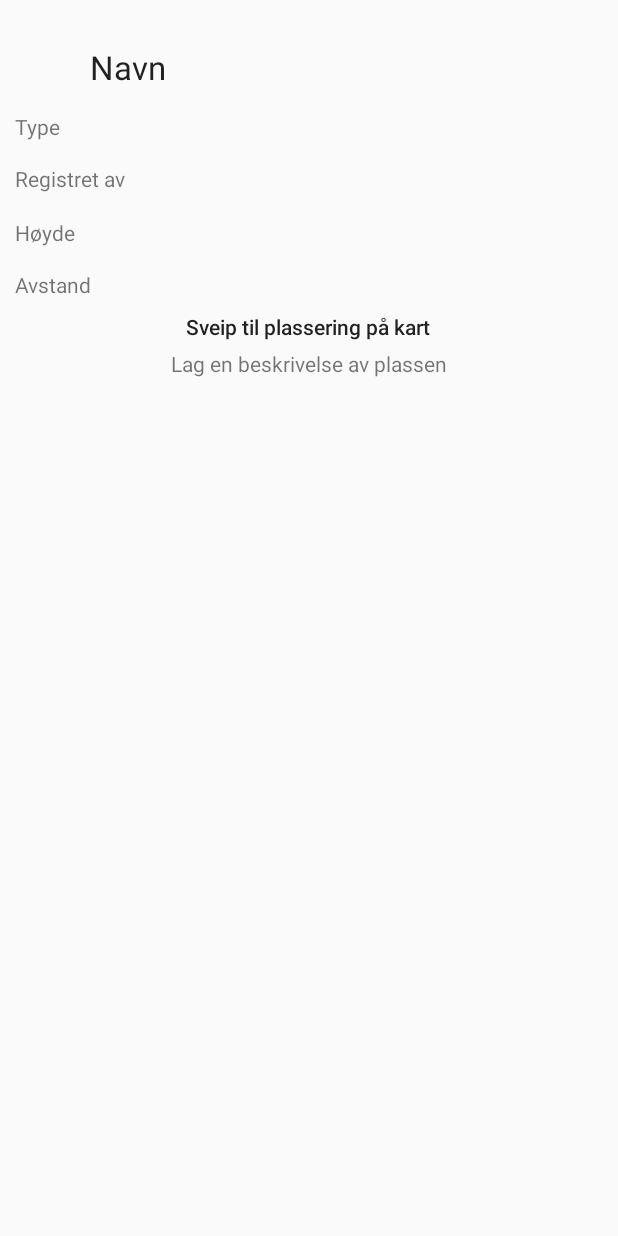
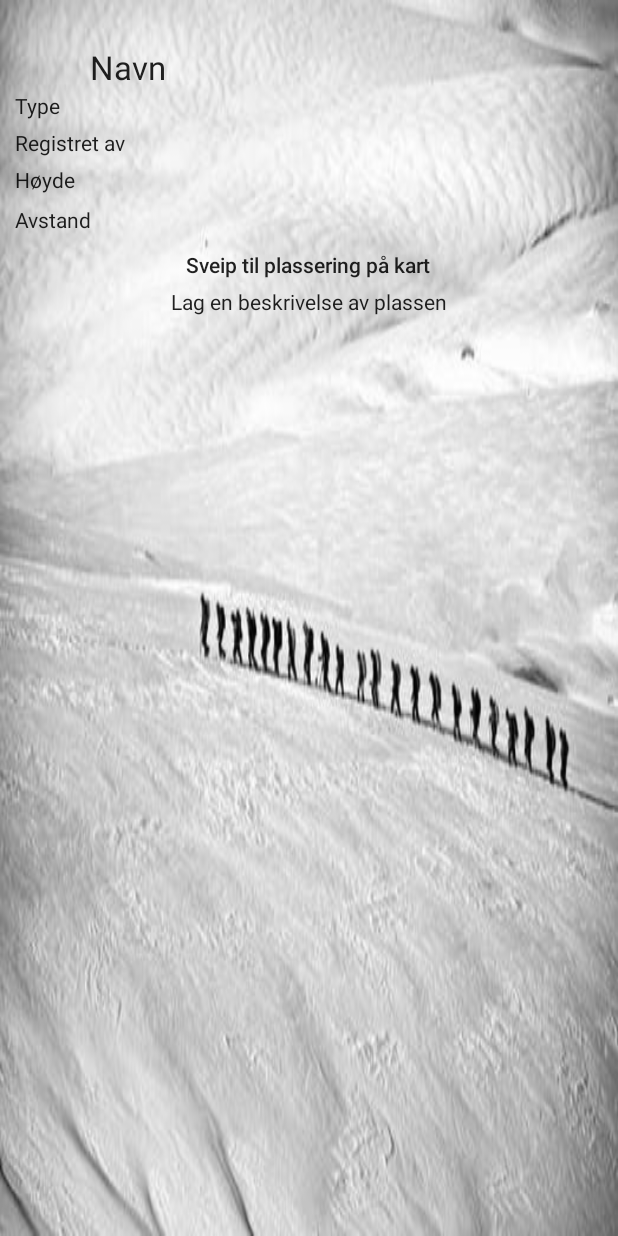
Before and after one commit to Morteen/AppUtviklingEksamen, an Android app: the ValgtTurmaalFragment screen opened directly, with no data from a screen before it, on a phone screen of 412 x 824 dp. Run offline under Robolectric (Android 15) with nearby library versions, the phone set to English and light mode, and no system bars; 7 statements that could not run were skipped.

Commit message:
Fornøyd med maalra.xml

```diff
--- a/Turmaal/app/src/main/java/com/example/morten/turmaal/MainActivity.java
+++ b/Turmaal/app/src/main/java/com/example/morten/turmaal/MainActivity.java
@@ -100,16 +100,11 @@ public class MainActivity extends AppCompatActivity {
         }
         FloatingActionButton fab = (FloatingActionButton) findViewById(R.id.fab);
 
-
+fab.setVisibility(View.GONE);
         fab.setOnClickListener(new View.OnClickListener() {
             @Override
             public void onClick(View view) {
-                if (tilgang) {
-                    Intent regTurmaalIntent = new Intent(MainActivity.this, RegTurmaalActivity.class);
-                    startActivity(regTurmaalIntent);
-                } else {
-                    Toast.makeText(MainActivity.this, "Du må logge inn først", Toast.LENGTH_LONG).show();
-                }
+
 
             }
         });
--- a/Turmaal/app/src/main/java/com/example/morten/turmaal/RegTurmaalActivity.java
+++ b/Turmaal/app/src/main/java/com/example/morten/turmaal/RegTurmaalActivity.java
@@ -121,14 +121,14 @@ public class RegTurmaalActivity extends AppCompatActivity {
     }
 
 
-    private File getPhotoDir() {
+    private File getPhotoDir(){
 //// Finn/lag undermappe for bilder under Pictures mappen på felles eksternt lager
         File mediaStorageDir = new File(Environment.getExternalStoragePublicDirectory(
                 Environment.DIRECTORY_PICTURES), FOTO_MAPPE);
 // Opprett undermappen hvis den ikke alt finnes
         if (!mediaStorageDir.exists()) {
             if (!mediaStorageDir.mkdirs()) {
-                Log.d("CameraSample", "failed to create directory");
+                Log.d("BildeEksempel", "fKlarte ikke å lage mappe");
                 return null;
             }
         }
--- a/Turmaal/app/src/main/res/layout/maalrad.xml
+++ b/Turmaal/app/src/main/res/layout/maalrad.xml
@@ -3,6 +3,7 @@
     xmlns:app="http://schemas.android.com/apk/res-auto"
     android:layout_width="match_parent"
     android:layout_height="match_parent"
+    android:background="@drawable/tur"
    >
 <RelativeLayout
     android:layout_width="wrap_content"
@@ -16,7 +17,6 @@
         android:layout_alignParentStart="true"
         android:layout_marginStart="50dp"
         android:paddingTop="20dp"
-
         android:text="@string/turmaal_navn"
         android:textAppearance="@style/TextAppearance.AppCompat.Large" />
 
@@ -24,13 +24,12 @@
         android:id="@+id/tvType"
         android:layout_width="wrap_content"
         android:layout_height="wrap_content"
-        android:layout_marginTop="15dp"
+        android:layout_alignParentStart="true"
+        android:layout_below="@+id/tvNavn"
+        android:layout_marginTop="1dp"
         android:text="Type"
-        android:layout_below="@+id/tvNavn"
-        android:layout_alignParentStart="true"
-         />
-
-
+        android:textAppearance="@android:style/TextAppearance.DeviceDefault" />
+    "
 
     <TextView
         android:id="@+id/tvRegAnsvarlig"
@@ -38,9 +37,9 @@
         android:layout_height="wrap_content"
         android:layout_alignParentStart="true"
         android:layout_below="@+id/tvType"
-        android:layout_marginTop="15dp"
-        android:layout_marginBottom="15dp"
-        android:text="Registret av" />
+        android:layout_marginTop="5dp"
+        android:text="Registret av"
+        android:textAppearance="@android:style/TextAppearance.DeviceDefault" />
 
 
 
@@ -50,8 +49,9 @@
         android:layout_height="wrap_content"
         android:layout_alignParentStart="true"
         android:layout_below="@+id/tvRegAnsvarlig"
-        android:layout_marginTop="1dp"
-        android:text="Høyde" />
+        android:layout_marginTop="5dp"
+        android:text="Høyde"
+        android:textAppearance="@android:style/TextAppearance.DeviceDefault"/>
 
 
 
@@ -61,8 +61,9 @@
         android:layout_height="wrap_content"
         android:layout_alignParentStart="true"
         android:layout_below="@+id/tHoyde"
-        android:layout_marginTop="15dp"
-        android:text="Avstand" />
+        android:layout_marginTop="7dp"
+        android:text="Avstand"
+        android:textAppearance="@android:style/TextAppearance.DeviceDefault"/>
 
 
 
@@ -70,10 +71,11 @@
         android:id="@+id/ivIcon"
         android:layout_width="match_parent"
         android:layout_height="wrap_content"
-        android:layout_marginTop="3dp"
+        android:layout_marginTop="5dp"
         app:srcCompat="@drawable/fjell"
         android:layout_below="@+id/tAvstand"
-        android:layout_alignParentStart="true" />
+        android:layout_alignParentStart="true"
+        />
 
     <TextView
         android:id="@+id/textView13"
@@ -83,7 +85,8 @@
         android:layout_centerHorizontal="true"
         android:layout_marginTop="5dp"
         android:text="@string/sveip_til_plassering_p_kart"
-        android:textAppearance="@style/TextAppearance.AppCompat.Body2" />
+        android:textAppearance="@style/TextAppearance.AppCompat.Body2"
+        />
 
     <TextView
         android:id="@+id/tvBeskrivelse"
@@ -92,6 +95,7 @@
         android:layout_below="@+id/textView13"
         android:layout_centerHorizontal="true"
         android:layout_marginTop="5dp"
-        android:text="@string/beskrivelse_turmaal" />
+        android:text="@string/beskrivelse_turmaal"
+        android:textAppearance="@android:style/TextAppearance.DeviceDefault"/>
 </RelativeLayout>
 </ScrollView>
```
Also changed, not shown: Turmaal/app/src/main/res/drawable/tur.jpeg (added).
